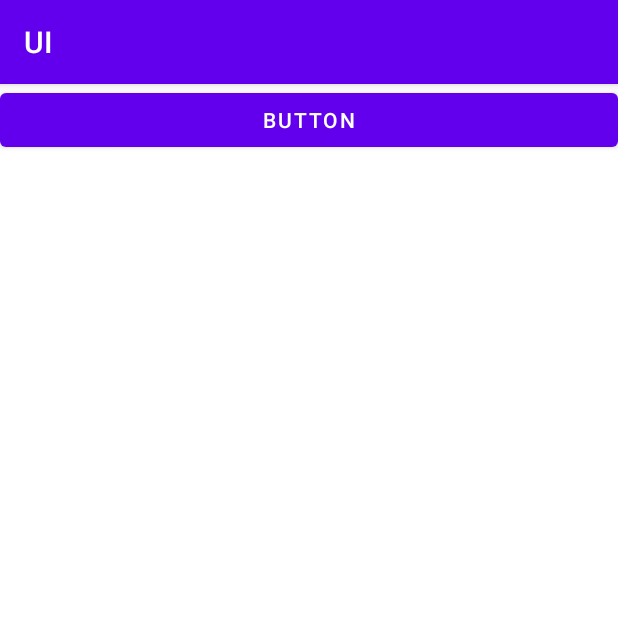
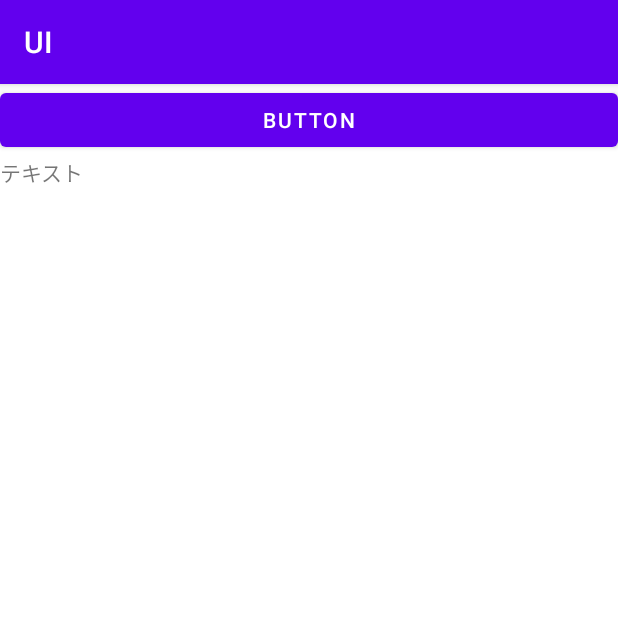
Before and after one commit to ymdysksic/UI, an Android app: the screen it shows after launch (MainActivity), on a phone screen of 412 x 824 dp, the top half of it. Run offline under Robolectric (Android 15) with nearby library versions, the phone set to English and light mode, and no system bars.

Commit message:
Lesson4 Chap.3.3 Add Textview

```diff
--- a/app/src/main/java/jp/techacademy/yusuke/ui/MainActivity.kt
+++ b/app/src/main/java/jp/techacademy/yusuke/ui/MainActivity.kt
@@ -14,5 +14,7 @@ class MainActivity : AppCompatActivity(){
         button1.setOnClickListener {
             Log.d("UI_PARTS", "ボタンをタップしました")
         }
+
+        textView.text = "テキスト"
     }
 }
--- a/app/src/main/res/layout/activity_main.xml
+++ b/app/src/main/res/layout/activity_main.xml
@@ -11,4 +11,10 @@
         android:text="BUTTON"
         android:id="@+id/button1"/>
 
+    <TextView
+        android:layout_width="wrap_content"
+        android:layout_height="wrap_content"
+        android:text="TextView"
+        android:id="@+id/textView"/>
+
 </LinearLayout>
```
